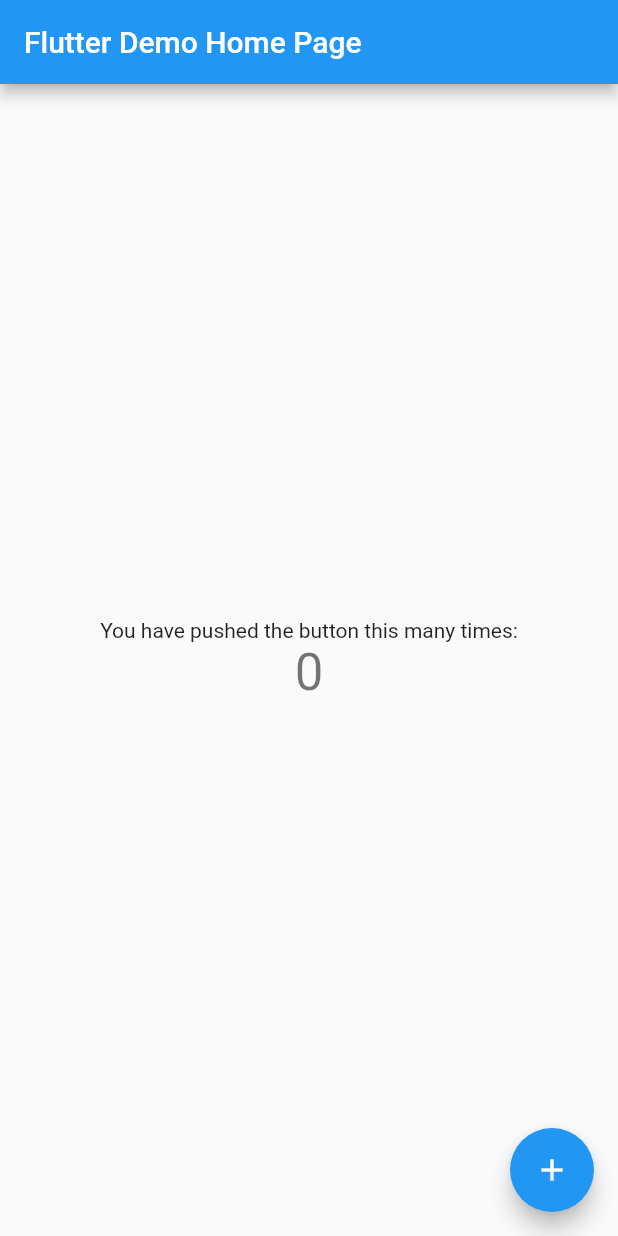
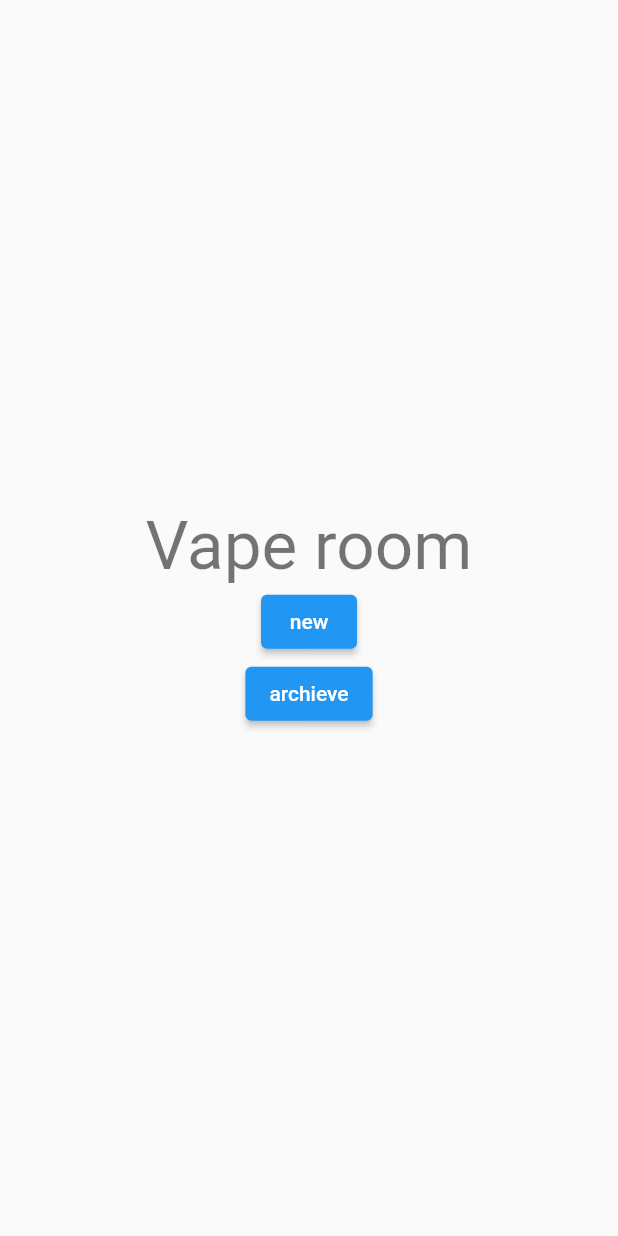
Before and after one commit to kiyosiro/vape_room, a Flutter app: the screen it shows after launch, on a phone screen of 412 x 824 dp. Run offline on Flutter 3.47's test engine with Material 2 defaults, Android fonts, the phone set to English and light mode, and no system bars.

Commit message:
create Button in home

```diff
--- a/lib/main.dart
+++ b/lib/main.dart
@@ -1,4 +1,6 @@
 import 'package:flutter/material.dart';
+
+import 'pages/home_page.dart';
 
 void main() {
   runApp(const MyApp());
@@ -7,109 +9,16 @@
 class MyApp extends StatelessWidget {
   const MyApp({Key? key}) : super(key: key);
 
-  // This widget is the root of your application.
   @override
   Widget build(BuildContext context) {
+    const String appName = 'Vape room';
+
     return MaterialApp(
-      title: 'Flutter Demo',
+      title: appName,
       theme: ThemeData(
-        // This is the theme of your application.
-        //
-        // Try running your application with "flutter run". You'll see the
-        // application has a blue toolbar. Then, without quitting the app, try
-        // changing the primarySwatch below to Colors.green and then invoke
-        // "hot reload" (press "r" in the console where you ran "flutter run",
-        // or simply save your changes to "hot reload" in a Flutter IDE).
-        // Notice that the counter didn't reset back to zero; the application
-        // is not restarted.
         primarySwatch: Colors.blue,
       ),
-      home: const MyHomePage(title: 'Flutter Demo Home Page'),
+      home: const HomePage(appName: appName),
     );
   }
 }
-
-class MyHomePage extends StatefulWidget {
-  const MyHomePage({Key? key, required this.title}) : super(key: key);
-
-  // This widget is the home page of your application. It is stateful, meaning
-  // that it has a State object (defined below) that contains fields that affect
-  // how it looks.
-
-  // This class is the configuration for the state. It holds the values (in this
-  // case the title) provided by the parent (in this case the App widget) and
-  // used by the build method of the State. Fields in a Widget subclass are
-  // always marked "final".
-
-  final String title;
-
-  @override
-  State<MyHomePage> createState() => _MyHomePageState();
-}
-
-class _MyHomePageState extends State<MyHomePage> {
-  int _counter = 0;
-
-  void _incrementCounter() {
-    setState(() {
-      // This call to setState tells the Flutter framework that something has
-      // changed in this State, which causes it to rerun the build method below
-      // so that the display can reflect the updated values. If we changed
-      // _counter without calling setState(), then the build method would not be
-      // called again, and so nothing would appear to happen.
-      _counter++;
-    });
-  }
-
-  @override
-  Widget build(BuildContext context) {
-    // This method is rerun every time setState is called, for instance as done
-    // by the _incrementCounter method above.
-    //
-    // The Flutter framework has been optimized to make rerunning build methods
-    // fast, so that you can just rebuild anything that needs updating rather
-    // than having to individually change instances of widgets.
-    return Scaffold(
-      appBar: AppBar(
-        // Here we take the value from the MyHomePage object that was created by
-        // the App.build method, and use it to set our appbar title.
-        title: Text(widget.title),
-      ),
-      body: Center(
-        // Center is a layout widget. It takes a single child and positions it
-        // in the middle of the parent.
-        child: Column(
-          // Column is also a layout widget. It takes a list of children and
-          // arranges them vertically. By default, it sizes itself to fit its
-          // children horizontally, and tries to be as tall as its parent.
-          //
-          // Invoke "debug painting" (press "p" in the console, choose the
-          // "Toggle Debug Paint" action from the Flutter Inspector in Android
-          // Studio, or the "Toggle Debug Paint" command in Visual Studio Code)
-          // to see the wireframe for each widget.
-          //
-          // Column has various properties to control how it sizes itself and
-          // how it positions its children. Here we use mainAxisAlignment to
-          // center the children vertically; the main axis here is the vertical
-          // axis because Columns are vertical (the cross axis would be
-          // horizontal).
-          mainAxisAlignment: MainAxisAlignment.center,
-          children: <Widget>[
-            const Text(
-              'You have pushed the button this many times:',
-            ),
-            Text(
-              '$_counter',
-              style: Theme.of(context).textTheme.headline4,
-            ),
-          ],
-        ),
-      ),
-      floatingActionButton: FloatingActionButton(
-        onPressed: _incrementCounter,
-        tooltip: 'Increment',
-        child: const Icon(Icons.add),
-      ), // This trailing comma makes auto-formatting nicer for build methods.
-    );
-  }
-}
--- /dev/null
+++ b/lib/pages/home_page.dart
@@ -0,0 +1,38 @@
+import 'package:flutter/material.dart';
+
+class HomePage extends StatefulWidget {
+  const HomePage({Key? key, required this.appName}) : super(key: key);
+  final String appName;
+
+  @override
+  State<HomePage> createState() => _HomePageState();
+}
+
+class _HomePageState extends State<HomePage> {
+  bool isAlreadyMix = true;
+
+  @override
+  Widget build(BuildContext context) {
+    return Scaffold(
+      body: Center(
+        child: Column(
+          mainAxisAlignment: MainAxisAlignment.center,
+          children: [
+            Text(
+              widget.appName,
+              style: Theme.of(context).textTheme.headline3,
+            ),
+            ElevatedButton(
+              onPressed: () {},
+              child: const Text('new'),
+            ),
+            ElevatedButton(
+              onPressed: isAlreadyMix == false ? null : () {},
+              child: const Text('archieve'),
+            )
+          ],
+        ),
+      ),
+    );
+  }
+}
```
